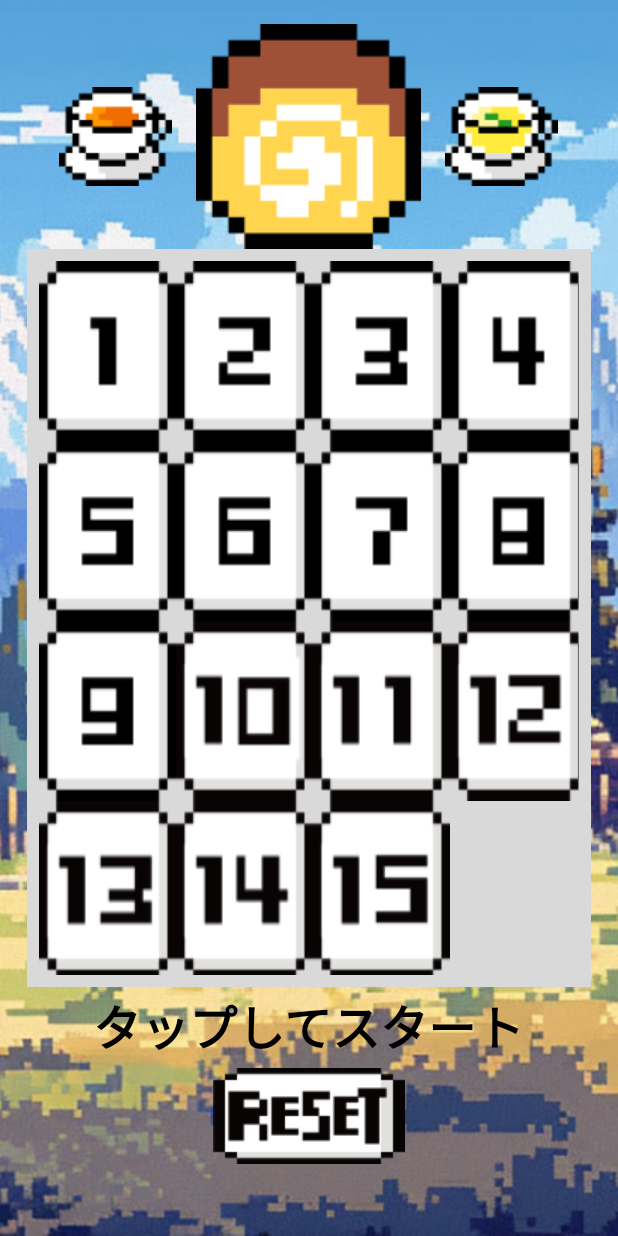
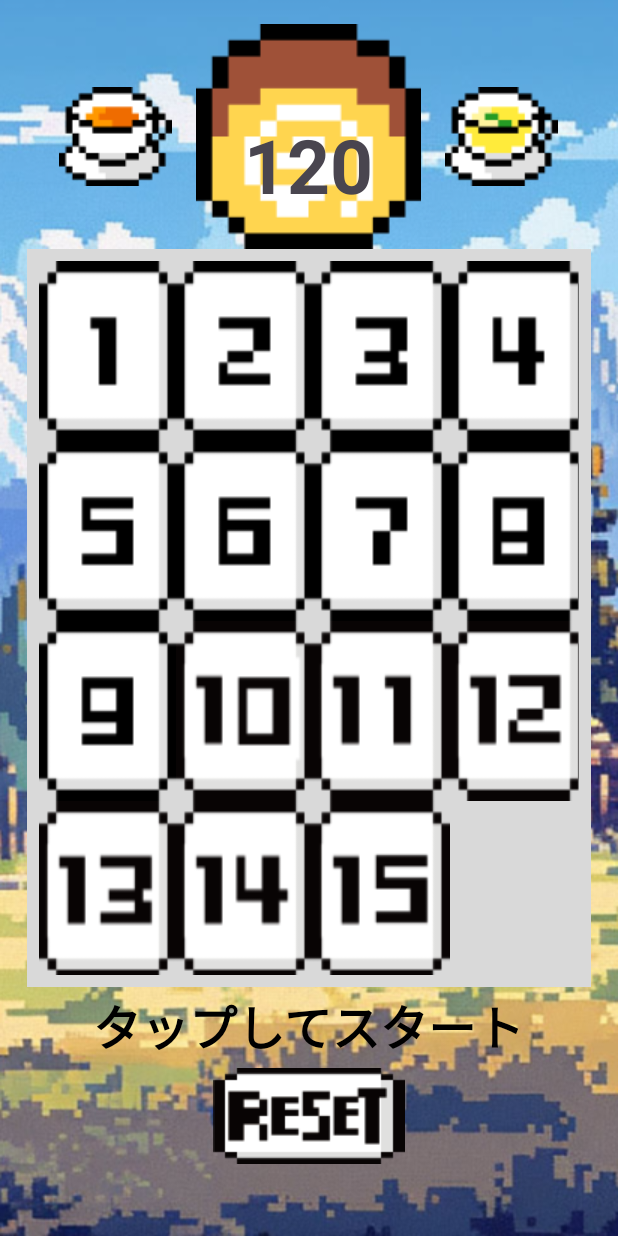
Before and after one commit to lisa6w6asil/ICEinWonderLand, an Android app: the fragment PuzzleFragment placed in its activity, on a phone screen of 412 x 824 dp. Run offline under Robolectric (Android 15) with nearby library versions, the phone set to English and light mode, and no system bars.

Commit message:
no message

```diff
--- a/app/src/main/java/com/example/iceinwonderland/ui/fifteenpuzzle/PuzzleFragment.java
+++ b/app/src/main/java/com/example/iceinwonderland/ui/fifteenpuzzle/PuzzleFragment.java
@@ -9,6 +9,7 @@ import android.view.ViewGroup;
 import android.widget.GridLayout;
 import android.widget.ImageButton;
 import android.widget.TextView;
+import android.os.CountDownTimer;
 
 import androidx.annotation.NonNull;
 import androidx.annotation.Nullable;
@@ -25,7 +26,9 @@ public class PuzzleFragment extends Fragment {
     private View overlayView;
     private ImageButton[] tiles = new ImageButton[16]; // ImageButton に変更
     private ArrayList<Integer> tileOrder = new ArrayList<>();
-    private TextView startText;
+    private TextView startText, timerLabel;
+    private CountDownTimer countDownTimer;
+    private final long timeLimit = 120000; // 120秒（ミリ秒）
     private GameResultCallback callback;
 
 
@@ -36,9 +39,9 @@ public class PuzzleFragment extends Fragment {
     @Override
     public void onAttach(@NonNull Context context) {
         super.onAttach(context);
-        try{
+        try {
             callback = (GameResultCallback) context;
-        }catch(ClassCastException e){
+        } catch (ClassCastException e) {
             e.printStackTrace();
         }
     }
@@ -55,6 +58,9 @@ public class PuzzleFragment extends Fragment {
 
         overlayView = view.findViewById(R.id.overlay_view);
         startText = view.findViewById(R.id.start_text);
+        timerLabel = view.findViewById(R.id.timerLabel);
+
+        timerLabel.setText("120");
 
         // ImageButton の初期化
         for (int i = 0; i < 16; i++) {
@@ -70,9 +76,10 @@ public class PuzzleFragment extends Fragment {
 
         // 「タップしてスタート」用リスナー
         overlayView.setOnClickListener(v -> {
-                startText.setVisibility(View.GONE);
-                overlayView.setVisibility(View.GONE);
-                shuffleTiles();
+            startText.setVisibility(View.GONE);
+            overlayView.setVisibility(View.GONE);
+            shuffleTiles();
+            startTimer();
         });
 
         // タイルクリックリスナー
@@ -129,22 +136,38 @@ public class PuzzleFragment extends Fragment {
     // タイルの画像を取得
     private int getTileImage(int num) {
         switch (num) {
-            case 0: return R.drawable.keyboard_1_white;
-            case 1: return R.drawable.keyboard_2_white;
-            case 2: return R.drawable.keyboard_3_white;
-            case 3: return R.drawable.keyboard_4_white;
-            case 4: return R.drawable.keyboard_5_white;
-            case 5: return R.drawable.keyboard_6_white;
-            case 6: return R.drawable.keyboard_7_white;
-            case 7: return R.drawable.keyboard_8_white;
-            case 8: return R.drawable.keyboard_9_white;
-            case 9: return R.drawable.keyboard_10_white;
-            case 10: return R.drawable.keyboard_11_white;
-            case 11: return R.drawable.keyboard_12_white;
-            case 12: return R.drawable.keyboard_13_white;
-            case 13: return R.drawable.keyboard_14_white;
-            case 14: return R.drawable.keyboard_15_white;
-            default: return R.drawable.game2rectangle;
+            case 0:
+                return R.drawable.keyboard_1_white;
+            case 1:
+                return R.drawable.keyboard_2_white;
+            case 2:
+                return R.drawable.keyboard_3_white;
+            case 3:
+                return R.drawable.keyboard_4_white;
+            case 4:
+                return R.drawable.keyboard_5_white;
+            case 5:
+                return R.drawable.keyboard_6_white;
+            case 6:
+                return R.drawable.keyboard_7_white;
+            case 7:
+                return R.drawable.keyboard_8_white;
+            case 8:
+                return R.drawable.keyboard_9_white;
+            case 9:
+                return R.drawable.keyboard_10_white;
+            case 10:
+                return R.drawable.keyboard_11_white;
+            case 11:
+                return R.drawable.keyboard_12_white;
+            case 12:
+                return R.drawable.keyboard_13_white;
+            case 13:
+                return R.drawable.keyboard_14_white;
+            case 14:
+                return R.drawable.keyboard_15_white;
+            default:
+                return R.drawable.game2rectangle;
         }
     }
 
@@ -166,7 +189,7 @@ public class PuzzleFragment extends Fragment {
                 .show();
     }
 
-    private void moveResult(boolean isClear){
+    private void moveResult(boolean isClear) {
         if (callback == null) return;
         callback.onGameResult(isClear);
     }
@@ -192,4 +215,21 @@ public class PuzzleFragment extends Fragment {
         }
         return inversions % 2 == 0;
     }
+
+    //タイマー開始
+    private void startTimer() {
+        countDownTimer = new CountDownTimer(timeLimit, 1000) {
+            @Override
+            public void onTick(long millisUntilFinished) {
+                timerLabel.setText("" + millisUntilFinished / 1000);
+            }
+
+            @Override
+            public void onFinish() {
+                timerLabel.setText("0");
+                moveResult(false);
+            }
+        };
+        countDownTimer.start();
+    }
 }
--- a/app/src/main/res/layout/fragment_puzzle.xml
+++ b/app/src/main/res/layout/fragment_puzzle.xml
@@ -191,4 +191,14 @@
         android:layout_marginBottom="100dp"
         android:text="タップしてスタート" />
 
+    <TextView
+        android:id="@+id/timerLabel"
+        android:layout_width="wrap_content"
+        android:layout_height="wrap_content"
+        android:text="30"
+        android:textSize="50sp"
+        android:textStyle="bold"
+        android:layout_marginTop="60dp"
+        android:layout_gravity="center|top"/>
+
 </FrameLayout>
```
Also changed, not shown: app/src/main/java/com/example/iceinwonderland/ui/catchball/CatchBallFragment.java (+44 -29 lines), app/src/main/java/com/example/iceinwonderland/ui/quiz/QuizFragment.java (+25 -1 lines), app/src/main/res/layout/fragment_quiz.xml (+11 -0 lines).
